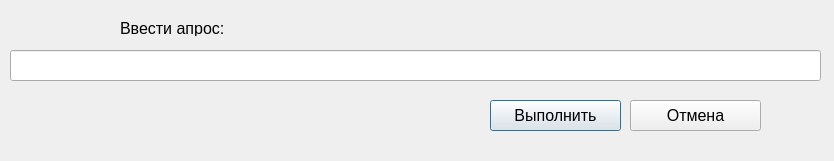
Before: the Qt Designer form database/sqlform.ui in iambarsik/QtSTR, drawn with Qt 5.
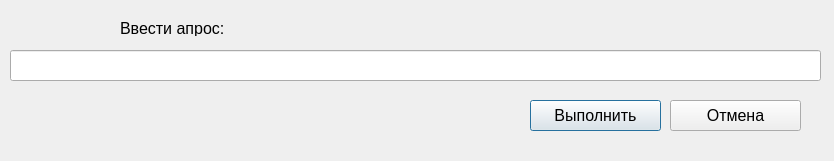
After: the same form once the commit is applied.

What changed in the file:
```diff
--- a/database/sqlform.ui
+++ b/database/sqlform.ui
@@ -34,7 +34,7 @@
   <widget class="QPushButton" name="bExecute">
    <property name="geometry">
     <rect>
-     <x>490</x>
+     <x>530</x>
      <y>100</y>
      <width>131</width>
      <height>31</height>
@@ -52,7 +52,7 @@
   <widget class="QPushButton" name="bCancel">
    <property name="geometry">
     <rect>
-     <x>630</x>
+     <x>670</x>
      <y>100</y>
      <width>131</width>
      <height>31</height>
```
